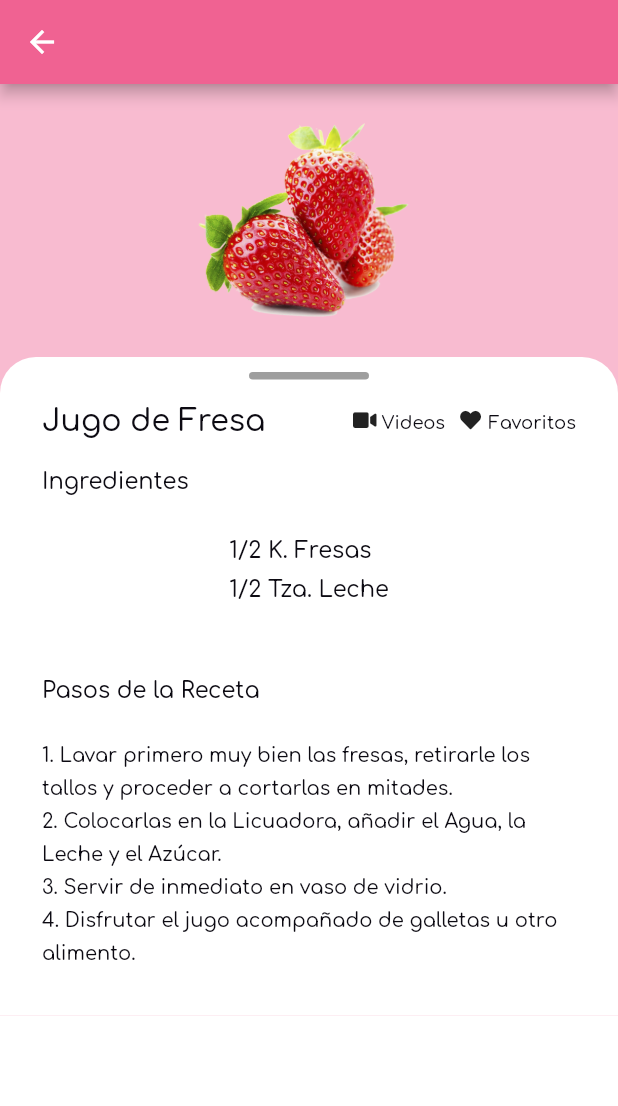
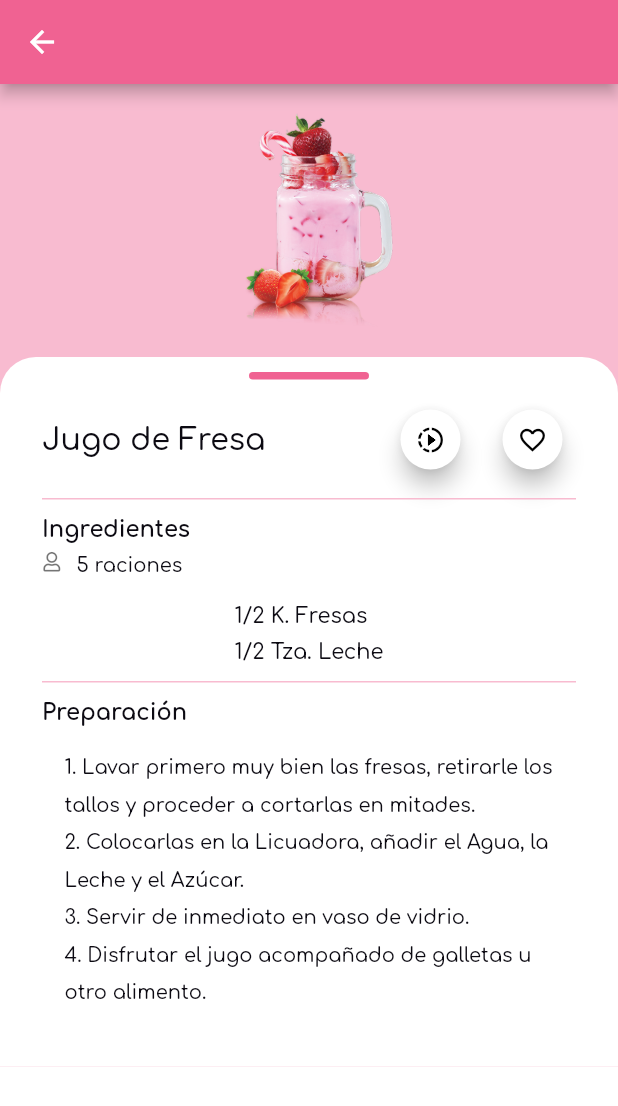
Before and after one commit to jahurtadod/Fun-Cooking, a Flutter app: the InfoRecipe screen opened by its route, on a phone screen of 412 x 824 dp. Shown: the top 1106 px of the screen. Run offline on Flutter 3.47's test engine with Material 2 defaults, Android fonts, the phone set to English and light mode, and no system bars; our stand-ins replace font_awesome_flutter, google_fonts.

Commit message:
Design Cards and Buttons

```diff
--- a/lib/User/ui/screens/info_recipe.dart
+++ b/lib/User/ui/screens/info_recipe.dart
@@ -1,5 +1,7 @@
 import 'package:flutter/material.dart';
 import 'package:font_awesome_flutter/font_awesome_flutter.dart';
+import 'package:fun_cooking/widgets/favorite_button.dart';
+import 'package:fun_cooking/widgets/video_button.dart';
 
 class InfoRecipe extends StatefulWidget {
   final String name;
@@ -8,6 +10,7 @@
   final String img;
   final Color color;
   final Color colorTop;
+  final String racion;
 
   const InfoRecipe({
     Key key,
@@ -15,6 +18,7 @@
     @required this.text,
     @required this.img,
     @required this.ingredientes,
+    @required this.racion,
     this.color,
     this.colorTop,
   });
@@ -62,25 +66,24 @@
                           height: 5,
                           decoration: BoxDecoration(
                             borderRadius: BorderRadius.all(Radius.circular(5)),
-                            color: Colors.grey,
+                            color: widget.colorTop,
                           ),
                         ),
                         Row(
                           mainAxisAlignment: MainAxisAlignment.spaceBetween,
                           children: <Widget>[
-                            Text(widget.name, style: Theme.of(context).textTheme.headline6,),
+                            Text(
+                              widget.name,
+                              style: Theme.of(context).textTheme.headline6,
+                            ),
                             Row(
                               children: <Widget>[
                                 Row(
                                   children: <Widget>[
-                                    Icon(
-                                      FontAwesomeIcons.video,
-                                      size: 14,
+                                    VideoButton(),
+                                    SizedBox(
+                                      width: 10,
                                     ),
-                                    SizedBox(
-                                      width: 5,
-                                    ),
-                                    Text("Videos",style: Theme.of(context).textTheme.headline6.copyWith(fontSize:12,height: 1.7)),
                                   ],
                                 ),
                                 SizedBox(
@@ -88,52 +91,117 @@
                                 ),
                                 Row(
                                   children: <Widget>[
-                                    Icon(
-                                      FontAwesomeIcons.solidHeart,
-                                      size: 14,
-                                    ),
+                                    FavoriteButton(),
                                     SizedBox(
                                       width: 5,
                                     ),
-                                    Text("Favoritos",style: Theme.of(context).textTheme.headline6.copyWith(fontSize:12,height: 1.7)),
+
                                   ],
                                 ),
                               ],
                             ),
                           ],
                         ),
+                        Container(
+                          margin: EdgeInsets.only(top: 15, bottom: 5),
+                          color: widget.color,
+                          height: 1,
+                        ),
                         Row(
                           children: <Widget>[
                             Container(
-                              margin: EdgeInsets.only( top: 15),
                               child: Column(
                                 children: [
-                                  Text("Ingredientes",style: Theme.of(context).textTheme.headline6.copyWith(fontSize:15,height: 1.7)),
+                                  Text("Ingredientes",
+                                      style: Theme.of(context)
+                                          .textTheme
+                                          .headline6
+                                          .copyWith(
+                                              fontSize: 15,
+                                              height: 1.7,
+                                              fontWeight: FontWeight.bold)),
+                                ],
+                              ),
+                            ),
+                          ],
+                        ),
+                        Container(
+                          child: Row(
+                            children: [
+                              Icon(
+                                FontAwesomeIcons.user,
+                                size: 13,
+                                color: Colors.black54,
+                              ),
+                              SizedBox(
+                                width: 10,
+                              ),
+                              Text(widget.racion,
+                                  style: Theme.of(context)
+                                      .textTheme
+                                      .headline6
+                                      .copyWith(fontSize: 13, height: 1.7)),
+                            ],
+                          ),
+                        ),
+                        Container(
+                          margin: EdgeInsets.only(top: 10),
+                          child: Column(
+                            children: [
+                              Container(
+                                child: Row(
+                                  mainAxisAlignment: MainAxisAlignment.center,
+                                  children: [
+                                    Text(widget.ingredientes,
+                                        style: Theme.of(context)
+                                            .textTheme
+                                            .headline6
+                                            .copyWith(
+                                                fontSize: 14, height: 1.7)),
+                                  ],
+                                ),
+                              ),
+                              Container(
+                                margin: EdgeInsets.only(top: 10, bottom: 5),
+                                color: widget.color,
+                                height: 1,
+                              )
+                            ],
+                          ),
+                        ),
+                        Row(
+                          children: <Widget>[
+                            Container(
+                              child: Column(
+                                children: [
+                                  Text("Preparación",
+                                      style: Theme.of(context)
+                                          .textTheme
+                                          .headline6
+                                          .copyWith(
+                                              fontSize: 15,
+                                              height: 1.7,
+                                              fontWeight: FontWeight.bold)),
                                 ],
                               ),
                             ),
                           ],
                         ),
                         SizedBox(
-                          height: 20,
+                          height: 10,
                         ),
-                        Text(widget.ingredientes,style: Theme.of(context).textTheme.headline6.copyWith(fontSize:15,height: 1.7)),
-                        Row(
-                          children: <Widget>[
-                            Container(
-                              margin: EdgeInsets.only( top: 15),
-                              child: Column(
-                                children: [
-                                  Text("Pasos de la Receta",style: Theme.of(context).textTheme.headline6.copyWith(fontSize:15,height: 1.7)),
-                                ],
-                              ),
-                            ),
-                          ],
-                        ),
-                                                SizedBox(
-                          height: 20,
-                        ),
-                        Text(widget.text,style: Theme.of(context).textTheme.headline6.copyWith(fontSize:13,height: 1.7)),
+                        Container(
+                          margin: EdgeInsets.only(left: 15, bottom: 5),
+                          child: Column(
+                            children: [
+                              Text(widget.text,
+                                  style: Theme.of(context)
+                                      .textTheme
+                                      .headline6
+                                      .copyWith(fontSize: 13, height: 1.9)),
+                            ],
+                          ),
+                        )
                       ],
                     ),
                   ),
--- /dev/null
+++ b/lib/widgets/favorite_button.dart
@@ -0,0 +1,39 @@
+import 'package:flutter/material.dart';
+
+class FavoriteButton extends StatefulWidget {
+  @override
+  State<StatefulWidget> createState() {
+    // TODO: implement createState
+    return _FavoriteButton();
+  }
+
+}
+
+
+class _FavoriteButton extends State<FavoriteButton> {
+
+  void onPressedFav(){
+    Scaffold.of(context).showSnackBar(
+        SnackBar(
+          content: Text("Agregaste a tus Favoritos"),
+        )
+    );
+
+  }
+
+  @override
+  Widget build(BuildContext context) {
+    // TODO: implement build
+    return FloatingActionButton(
+      backgroundColor: Colors.white,
+      mini: true,
+      tooltip: "Favoritos",
+      onPressed: onPressedFav,
+      child: Icon(
+        Icons.favorite_border,
+        size: 20,
+      ),
+    );
+  }
+
+}
--- /dev/null
+++ b/lib/widgets/video_button.dart
@@ -0,0 +1,44 @@
+import 'package:flutter/material.dart';
+import 'package:font_awesome_flutter/font_awesome_flutter.dart';
+import 'package:url_launcher/url_launcher.dart';
+
+
+class VideoButton extends StatefulWidget {
+  @override
+  State<StatefulWidget> createState() {
+    // TODO: implement createState
+    return _VideoButton();
+  }
+
+}
+
+
+class _VideoButton extends State<VideoButton> {
+
+  void onPressedVid(){
+    Scaffold.of(context).showSnackBar(
+        SnackBar(
+          content: Text("Agregaste a tus Favoritos"),
+
+        ),
+    );
+
+  }
+
+  @override
+  Widget build(BuildContext context) {
+    // TODO: implement build
+    return FloatingActionButton(
+      backgroundColor: Colors.white,
+      mini: true,
+      tooltip: "Video",
+      onPressed: () => {launch('https://www.youtube.com/watch?v=Z1OLG7F3HD4')},
+      child: Icon(
+        //FontAwesomeIcons.photoVideo,
+        Icons.slow_motion_video,
+        size: 20,
+      ),
+    );
+  }
+
+}
--- a/pubspec.yaml
+++ b/pubspec.yaml
@@ -30,6 +30,7 @@
   flutter_launcher_icons: ^0.7.5
   google_fonts: ^1.1.0
   font_awesome_flutter: ^8.8.1
+  url_launcher: ^5.5.0
 
 dev_dependencies:
   flutter_test:
```
Also changed, not shown: lib/User/ui/screens/game.dart (+25 -6 lines), lib/User/ui/screens/info_food.dart (+36 -55 lines), lib/User/ui/widgets/game/bottom_navigator_game.dart (+20 -13 lines), lib/User/ui/widgets/game/nav_game.dart (+13 -23 lines), lib/User/ui/widgets/game/search_bar.dart (+6 -2 lines), lib/User/ui/widgets/game/settings_game.dart (+3 -4 lines), lib/main.dart (+6 -6 lines), pubspec.lock.
